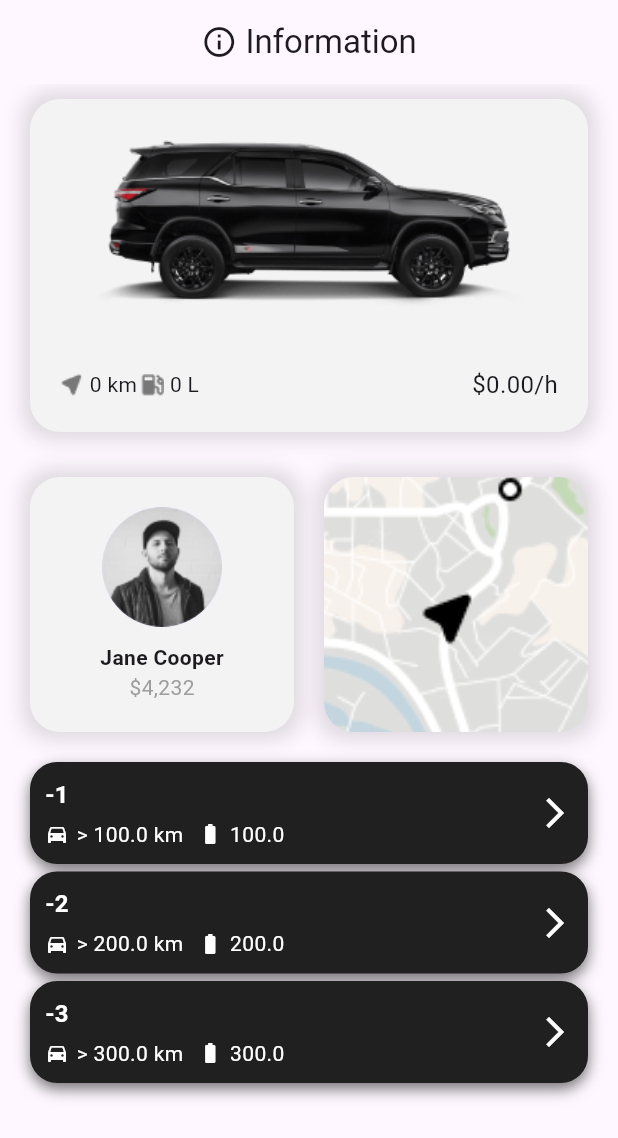
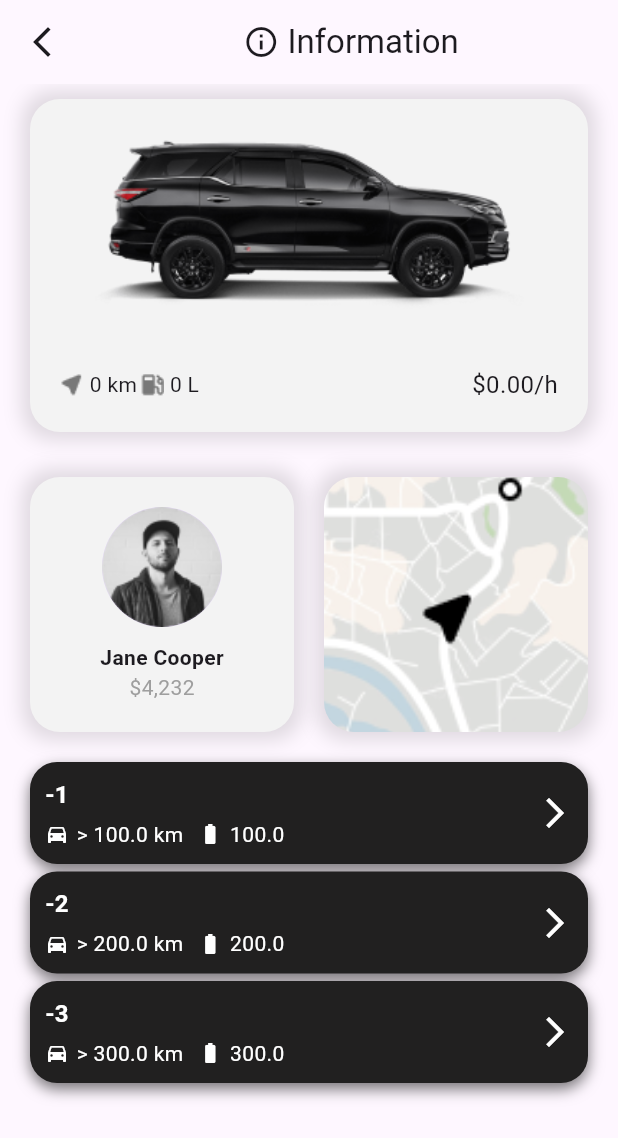
Before and after one commit to devkrishnaprasad/Car-Renting-App, a Flutter app: the CarDetailsPage screen opened directly with empty values, on a phone screen of 412 x 824 dp. Shown: the top 1138 px of the screen. Run offline on Flutter 3.47's test engine with Material 3 defaults, Android fonts, the phone set to English and light mode, and no system bars; our stand-ins replace bloc, cloud_firestore, firebase_core, flutter_bloc, flutter_map, get_it and 1 more; accounts and stored records are empty.

```diff
--- a/lib/data/repositories/car_repository_impl.dart
+++ b/lib/data/repositories/car_repository_impl.dart
@@ -3,11 +3,11 @@ import 'package:car_rent_app/data/models/cart.dart';
 import 'package:car_rent_app/domain/repositories/car_repository.dart';
 
 class CarRepositoryImpl implements CarRepository {
-  final FirebaseCarDataSource? dataSource;
+  final FirebaseCarDataSource dataSource;
 
-  CarRepositoryImpl({this.dataSource});
+  CarRepositoryImpl({required this.dataSource});
   @override
   Future<List<Car>> fetchCars() {
-    return dataSource!.getCars();
+    return dataSource.getCars();
   }
 }
--- a/lib/domain/usecases/get_cars.dart
+++ b/lib/domain/usecases/get_cars.dart
@@ -2,11 +2,11 @@ import 'package:car_rent_app/data/models/cart.dart';
 import 'package:car_rent_app/domain/repositories/car_repository.dart';
 
 class GetCars {
-  final CarRepository? repository;
+  final CarRepository repository;
 
-  GetCars({this.repository});
+  GetCars({required this.repository});
 
   Future<List<Car>> call() async {
-    return await repository!.fetchCars();
+    return await repository.fetchCars();
   }
 }
--- /dev/null
+++ b/lib/presentation/bloc/car_bloc.dart
@@ -0,0 +1,20 @@
+import 'package:bloc/bloc.dart';
+import 'package:car_rent_app/domain/usecases/get_cars.dart';
+import 'package:car_rent_app/presentation/bloc/car_event.dart';
+import 'package:car_rent_app/presentation/bloc/car_state.dart';
+
+class CarBloc extends Bloc<CarEvent, CarState> {
+  final GetCars getCars;
+
+  CarBloc({required this.getCars}) : super(CarsLoadingState()) {
+    on<LoadCars>((event, emit) async {
+      emit(CarsLoadingState());
+      try {
+        final cars = await getCars.call();
+        emit(CarsLoadedState(cars: cars));
+      } catch (e) {
+        emit(CarsError(message: e.toString()));
+      }
+    });
+  }
+}
--- /dev/null
+++ b/lib/presentation/bloc/car_event.dart
@@ -0,0 +1,3 @@
+abstract class CarEvent {}
+
+class LoadCars extends CarEvent {}
--- /dev/null
+++ b/lib/presentation/bloc/car_state.dart
@@ -0,0 +1,17 @@
+import 'package:car_rent_app/data/models/cart.dart';
+
+sealed class CarState {}
+
+class CarsLoadingState extends CarState {}
+
+class CarsLoadedState extends CarState {
+  final List<Car> cars;
+
+  CarsLoadedState({required this.cars});
+}
+
+class CarsError extends CarState {
+  final String message;
+
+  CarsError({required this.message});
+}
--- a/lib/presentation/pages/car_details_page.dart
+++ b/lib/presentation/pages/car_details_page.dart
@@ -1,4 +1,5 @@
 import 'package:car_rent_app/data/models/cart.dart';
+import 'package:car_rent_app/presentation/pages/car_list_screen.dart';
 import 'package:car_rent_app/presentation/pages/map_details_page.dart';
 import 'package:car_rent_app/presentation/widget/car_card.dart';
 import 'package:car_rent_app/presentation/widget/more_card.dart';
@@ -39,9 +40,21 @@ class _CarDetailsPageState extends State<CarDetailsPage>
   Widget build(BuildContext context) {
     return Scaffold(
       appBar: AppBar(
+        leading: IconButton(
+          icon: const Icon(Icons.arrow_back_ios_new),
+          onPressed: () {
+            Navigator.push(
+              context,
+              MaterialPageRoute(builder: (context) => const CarListScreen()),
+            );
+          },
+        ),
         title: const Row(
           mainAxisAlignment: MainAxisAlignment.center,
-          children: [Icon(Icons.info_outline), Text(' Information')],
+          children: [
+            Icon(Icons.info_outline),
+            Text(' Information'),
+          ],
         ),
       ),
       body: Column(
--- a/lib/presentation/pages/map_details_page.dart
+++ b/lib/presentation/pages/map_details_page.dart
@@ -15,7 +15,7 @@ class MapsDetailsPage extends StatelessWidget {
       appBar: AppBar(
         backgroundColor: Colors.transparent,
         leading: IconButton(
-          icon: const Icon(Icons.arrow_back),
+          icon: const Icon(Icons.arrow_back_ios_new),
           onPressed: () => Navigator.pop(context),
         ),
       ),
--- a/lib/presentation/pages/onboarding_page.dart
+++ b/lib/presentation/pages/onboarding_page.dart
@@ -49,7 +49,7 @@ class OnboardingPage extends StatelessWidget {
                         onPressed: () {
                           Navigator.of(context).pushAndRemoveUntil(
                               MaterialPageRoute(
-                                  builder: (context) => CarListScreen()),
+                                  builder: (context) => const CarListScreen()),
                               (route) => false);
                         },
                         style: ElevatedButton.styleFrom(
--- a/pubspec.yaml
+++ b/pubspec.yaml
@@ -39,6 +39,9 @@ dependencies:
   cloud_firestore: ^5.4.3
   flutter_map: ^7.0.2
   latlong2: ^0.9.1
+  bloc: ^8.1.4
+  get_it: ^8.0.0
+  flutter_bloc: ^8.1.6
 
 dev_dependencies:
   flutter_test:
```
Also changed, not shown: lib/data/models/cart.dart (+11 -4 lines), lib/injection_container.dart (added, +27 -0 lines), lib/main.dart (+10 -1 lines), lib/presentation/pages/car_list_screen.dart (+23 -24 lines), pubspec.lock.
